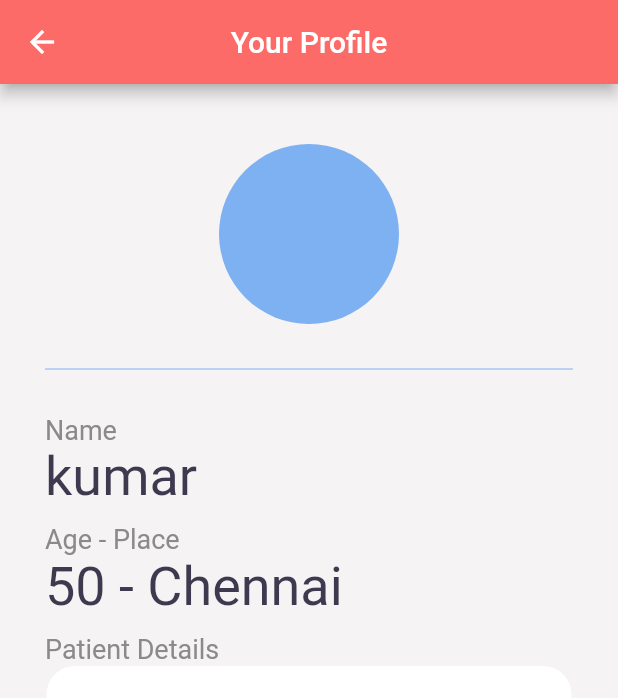
After one commit to REC-Hackoverflow/hospital-client, a Flutter app: the Profile screen opened directly, on a phone screen of 412 x 824 dp. The commit adds this screen. Shown: the top 698 px of the screen. Run offline on Flutter 3.47's test engine with Material 2 defaults, Android fonts, the phone set to English and light mode, and no system bars; our stand-ins replace firebase_core, google_fonts; accounts and stored records are empty.

Commit message:
create profile and search pages

```diff
--- /dev/null
+++ b/lib/pages/Profile.dart
@@ -0,0 +1,69 @@
+import 'package:flutter/material.dart';
+import 'package:cilent_hospital/pages/themes.dart';
+
+class Profile extends StatelessWidget {
+  const Profile({Key? key}) : super(key: key);
+
+  @override
+  Widget build(BuildContext context) {
+    return Scaffold(
+        backgroundColor: AppColors.background,
+        appBar: AppBar(
+          title: const Text('Your Profile'),
+          centerTitle: true,
+          backgroundColor: AppColors.primary,
+        ),
+        body: Padding(
+          padding: const EdgeInsets.fromLTRB(30.0, 40.0, 30.0, 0.0),
+          child: ListView(
+            children: [
+              const Center(
+                child: CircleAvatar(
+                  backgroundColor: AppColors.secondary,
+                  radius: 60.0,
+                ),
+              ),
+              const Divider(
+                height: 60.0,
+                color: AppColors.secondary,
+              ),
+              const Text(
+                'Name',
+                style: TextStyle(
+                    color: AppColors.textFadedLightMode, fontSize: 18),
+              ),
+              const Text(
+                'kumar',
+                style: TextStyle(color: AppColors.textLightMode, fontSize: 36),
+              ),
+              SizedBox(height: 10),
+              const Text(
+                'Age - Place',
+                style: TextStyle(
+                    color: AppColors.textFadedLightMode, fontSize: 18),
+              ),
+              const Text(
+                '50 - Chennai',
+                style: TextStyle(color: AppColors.textLightMode, fontSize: 36),
+              ),
+              SizedBox(height: 10),
+              const Text(
+                'Patient Details',
+                style: TextStyle(
+                    color: AppColors.textFadedLightMode, fontSize: 18),
+              ),
+              Center(
+                child: Container(
+                  decoration: BoxDecoration(
+                      color: AppColors.cardLightMode,
+                      border: Border.all(color: AppColors.background),
+                      borderRadius:
+                          const BorderRadius.all(Radius.circular(20))),
+                  height: 300,
+                ),
+              )
+            ],
+          ),
+        ));
+  }
+}
```
Also changed, not shown: lib/pages/Search.dart (+79 -2 lines).
